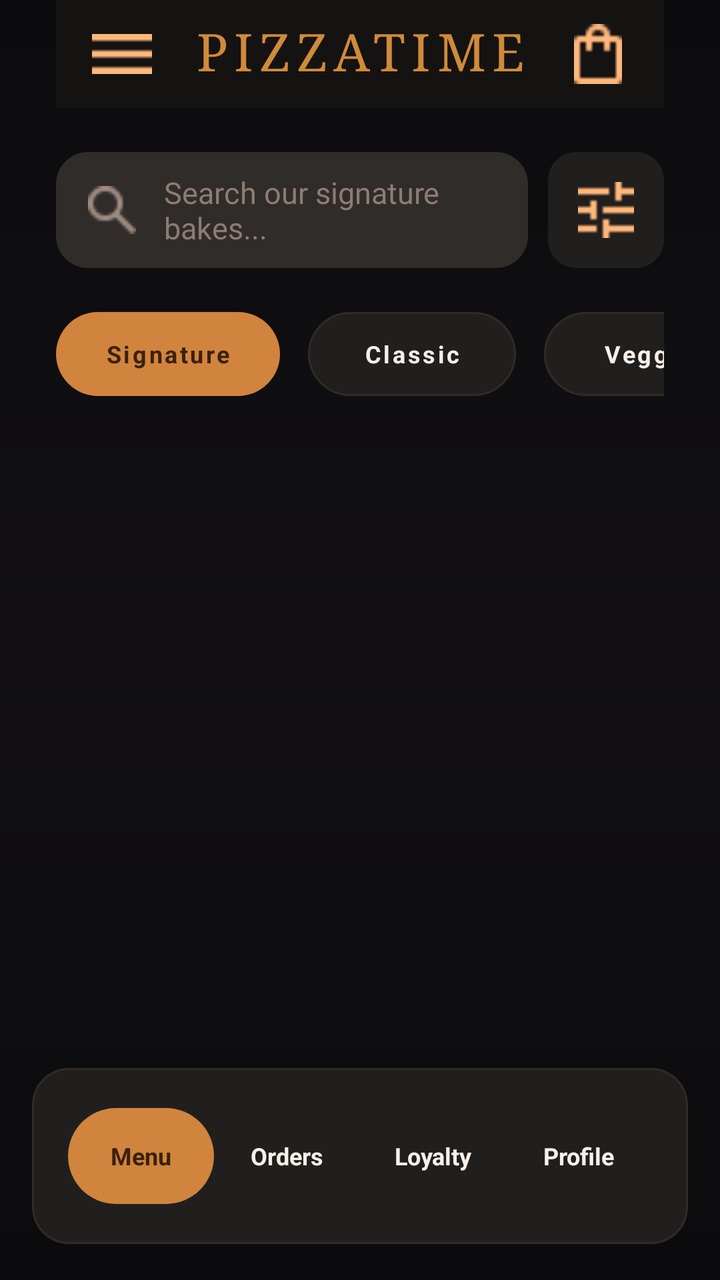
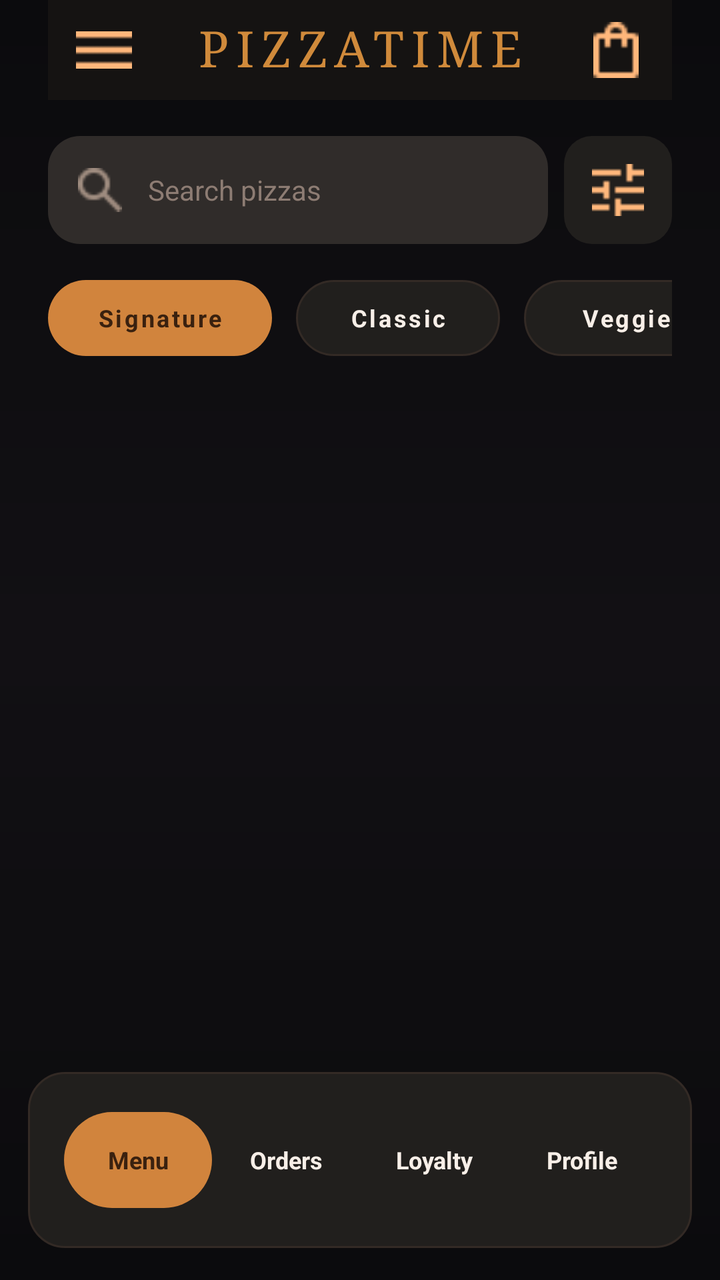

Two renders of the same Android screen: before a commit and after it. Below are the layout's source before the change and the commit's diff.
<!-- AndroidManifest.xml: application theme Theme.PizzaTime -->
<!-- res/layout/fragment_pizza_menu.xml -->
<?xml version="1.0" encoding="utf-8"?>
<FrameLayout xmlns:android="http://schemas.android.com/apk/res/android"
    android:id="@+id/pizzaMenuRoot"
    android:layout_width="match_parent"
    android:layout_height="match_parent"
    android:background="@drawable/bg_app_dark">

    <ScrollView
        android:id="@+id/menuScroll"
        android:layout_width="match_parent"
        android:layout_height="match_parent"
        android:clipToPadding="false"
        android:overScrollMode="never"
        android:paddingBottom="120dp"
        android:scrollbars="none">

        <LinearLayout
            android:id="@+id/menuContent"
            android:layout_width="match_parent"
            android:layout_height="wrap_content"
            android:orientation="vertical"
            android:paddingStart="28dp"
            android:paddingEnd="28dp"
            android:paddingBottom="24dp">

            <LinearLayout
                android:id="@+id/menuTopBar"
                android:layout_width="match_parent"
                android:layout_height="54dp"
                android:background="@drawable/bg_top_bar_dark"
                android:gravity="center_vertical"
                android:orientation="horizontal"
                android:paddingStart="18dp"
                android:paddingEnd="18dp">

                <ImageView
                    android:id="@+id/btnOpenDrawer"
                    android:layout_width="30dp"
                    android:layout_height="30dp"
                    android:contentDescription="@string/menu_drawer_content_description"
                    android:src="@drawable/ic_menu" />

                <TextView
                    android:id="@+id/tvMenuBrand"
                    android:layout_width="0dp"
                    android:layout_height="wrap_content"
                    android:layout_weight="1"
                    android:fontFamily="serif"
                    android:gravity="center"
                    android:includeFontPadding="false"
                    android:letterSpacing="0.12"
                    android:text="@string/menu_brand"
                    android:textColor="@color/pt_gold"
                    android:textSize="26sp" />

                <ImageView
                    android:id="@+id/btnOpenCart"
                    android:layout_width="30dp"
                    android:layout_height="30dp"
                    android:contentDescription="@string/menu_cart_content_description"
                    android:src="@drawable/ic_bag" />

            </LinearLayout>

            <LinearLayout
                android:id="@+id/searchFilterRow"
                android:layout_width="match_parent"
                android:layout_height="58dp"
                android:layout_marginTop="22dp"
                android:gravity="center_vertical"
                android:orientation="horizontal">

                <LinearLayout
                    android:id="@+id/searchBar"
                    android:layout_width="0dp"
                    android:layout_height="58dp"
                    android:layout_weight="1"
                    android:background="@drawable/bg_input_round_dark"
                    android:gravity="center_vertical"
                    android:orientation="horizontal"
                    android:paddingStart="16dp"
                    android:paddingEnd="16dp">

                    <ImageView
                        android:layout_width="24dp"
                        android:layout_height="24dp"
                        android:contentDescription="@string/menu_search_hint"
                        android:src="@drawable/ic_search" />

                    <TextView
                        android:id="@+id/tvSearchHint"
                        android:layout_width="0dp"
                        android:layout_height="wrap_content"
                        android:layout_marginStart="14dp"
                        android:layout_weight="1"
                        android:text="@string/menu_search_hint"
                        android:textColor="@color/pt_text_muted"
                        android:textSize="15sp" />

                </LinearLayout>

                <FrameLayout
                    android:id="@+id/btnFilter"
                    android:layout_width="58dp"
                    android:layout_height="58dp"
                    android:layout_marginStart="10dp"
                    android:background="@drawable/bg_filter_square"
                    android:clickable="true"
                    android:contentDescription="@string/menu_filter_content_description"
                    android:focusable="true">

                    <ImageView
                        android:layout_width="28dp"
                        android:layout_height="28dp"
                        android:layout_gravity="center"
                        android:contentDescription="@string/menu_filter_content_description"
                        android:src="@drawable/ic_filter" />

                </FrameLayout>

            </LinearLayout>

            <HorizontalScrollView
                android:id="@+id/categoryScroll"
                android:layout_width="match_parent"
                android:layout_height="wrap_content"
                android:layout_marginTop="22dp"
                android:overScrollMode="never"
                android:scrollbars="none">

                <LinearLayout
                    android:id="@+id/categoryContainer"
                    android:layout_width="wrap_content"
                    android:layout_height="wrap_content"
                    android:orientation="horizontal">

                    <TextView
                        android:id="@+id/chipSignature"
                        android:layout_width="112dp"
                        android:layout_height="42dp"
                        android:background="@drawable/bg_chip_selected_gold"
                        android:gravity="center"
                        android:letterSpacing="0.10"
                        android:text="@string/menu_category_signature"
                        android:textColor="@color/pt_text_dark"
                        android:textSize="12sp"
                        android:textStyle="bold" />

                    <TextView
                        android:id="@+id/chipClassic"
                        android:layout_width="104dp"
                        android:layout_height="42dp"
                        android:layout_marginStart="14dp"
                        android:background="@drawable/bg_chip_unselected_dark"
                        android:gravity="center"
                        android:letterSpacing="0.10"
                        android:text="@string/menu_category_classic"
                        android:textColor="@color/pt_text_primary"
                        android:textSize="12sp"
                        android:textStyle="bold" />

                    <TextView
                        android:id="@+id/chipVeggie"
                        android:layout_width="104dp"
                        android:layout_height="42dp"
                        android:layout_marginStart="14dp"
                        android:background="@drawable/bg_chip_unselected_dark"
                        android:gravity="center"
                        android:letterSpacing="0.10"
                        android:text="@string/menu_category_veggie"
                        android:textColor="@color/pt_text_primary"
                        android:textSize="12sp"
                        android:textStyle="bold" />

                    <TextView
                        android:id="@+id/chipBuildYourOwn"
                        android:layout_width="140dp"
                        android:layout_height="42dp"
                        android:layout_marginStart="14dp"
                        android:background="@drawable/bg_chip_unselected_dark"
                        android:gravity="center"
                        android:letterSpacing="0.10"
                        android:text="@string/menu_category_build_your_own"
                        android:textColor="@color/pt_text_primary"
                        android:textSize="12sp"
                        android:textStyle="bold" />

                </LinearLayout>

            </HorizontalScrollView>

            <LinearLayout
                android:id="@+id/pizzaMenuContainer"
                android:layout_width="match_parent"
                android:layout_height="wrap_content"
                android:layout_marginTop="34dp"
                android:orientation="vertical" />

        </LinearLayout>

    </ScrollView>

    <include
        android:id="@+id/bottomNav"
        layout="@layout/layout_customer_bottom_nav"
        android:layout_width="match_parent"
        android:layout_height="88dp"
        android:layout_gravity="bottom"
        android:layout_marginStart="16dp"
        android:layout_marginEnd="16dp"
        android:layout_marginBottom="18dp" />

</FrameLayout>
<!-- res/layout/layout_customer_bottom_nav.xml (included above) -->
<?xml version="1.0" encoding="utf-8"?>
<LinearLayout xmlns:android="http://schemas.android.com/apk/res/android"
    android:id="@+id/bottomNavRoot"
    android:layout_width="match_parent"
    android:layout_height="88dp"
    android:background="@drawable/bg_bottom_nav"
    android:gravity="center"
    android:orientation="horizontal"
    android:paddingStart="18dp"
    android:paddingEnd="18dp">

    <TextView
        android:id="@+id/navMenu"
        android:layout_width="0dp"
        android:layout_height="48dp"
        android:layout_weight="1"
        android:background="@drawable/bg_bottom_nav_item_selected"
        android:clickable="true"
        android:focusable="true"
        android:foreground="?attr/selectableItemBackground"
        android:gravity="center"
        android:text="@string/home_nav_menu"
        android:textColor="@color/pt_text_dark"
        android:textSize="12sp"
        android:textStyle="bold" />

    <TextView
        android:id="@+id/navOrders"
        android:layout_width="0dp"
        android:layout_height="48dp"
        android:layout_weight="1"
        android:clickable="true"
        android:focusable="true"
        android:foreground="?attr/selectableItemBackground"
        android:gravity="center"
        android:text="@string/home_nav_orders"
        android:textColor="@color/pt_text_primary"
        android:textSize="12sp"
        android:textStyle="bold" />

    <TextView
        android:id="@+id/navLoyalty"
        android:layout_width="0dp"
        android:layout_height="48dp"
        android:layout_weight="1"
        android:clickable="true"
        android:focusable="true"
        android:foreground="?attr/selectableItemBackground"
        android:gravity="center"
        android:text="@string/home_nav_loyalty"
        android:textColor="@color/pt_text_primary"
        android:textSize="12sp"
        android:textStyle="bold" />

    <TextView
        android:id="@+id/navProfile"
        android:layout_width="0dp"
        android:layout_height="48dp"
        android:layout_weight="1"
        android:clickable="true"
        android:focusable="true"
        android:foreground="?attr/selectableItemBackground"
        android:gravity="center"
        android:text="@string/home_nav_profile"
        android:textColor="@color/pt_text_primary"
        android:textSize="12sp"
        android:textStyle="bold" />

</LinearLayout>
<!-- resources referenced by this layout -->
<resources>
  <color name="pt_gold">#D08A3B</color>
  <color name="pt_text_dark">#3A210F</color>
  <color name="pt_text_muted">#8D7C73</color>
  <color name="pt_text_primary">#F8EFE8</color>
  <!-- drawable bg_app_dark (drawable) -->
  <?xml version="1.0" encoding="utf-8"?>
  <shape xmlns:android="http://schemas.android.com/apk/res/android">
      <gradient
          android:angle="270"
          android:startColor="@color/pt_black"
          android:centerColor="@color/pt_dark"
          android:endColor="@color/pt_black" />
  </shape>
  <!-- drawable bg_bottom_nav (drawable) -->
  ﻿<shape xmlns:android="http://schemas.android.com/apk/res/android">
      <corners android:radius="18dp" />
      <solid android:color="#211F1D" />
      <stroke
          android:width="1dp"
          android:color="#332A25" />
  </shape>
  <!-- drawable bg_bottom_nav_item_selected (drawable) -->
  ﻿<shape xmlns:android="http://schemas.android.com/apk/res/android">
      <corners android:radius="999dp" />
      <solid android:color="#D1843D" />
  </shape>
  <!-- drawable bg_chip_selected_gold (drawable) -->
  ﻿<shape xmlns:android="http://schemas.android.com/apk/res/android">
      <corners android:radius="999dp" />
      <solid android:color="#D1843D" />
  </shape>
  <!-- drawable bg_chip_unselected_dark (drawable) -->
  ﻿<shape xmlns:android="http://schemas.android.com/apk/res/android">
      <corners android:radius="999dp" />
      <solid android:color="#211F1D" />
      <stroke
          android:width="1dp"
          android:color="#332A25" />
  </shape>
  <!-- drawable bg_filter_square (drawable) -->
  ﻿<shape xmlns:android="http://schemas.android.com/apk/res/android">
      <corners android:radius="14dp" />
      <solid android:color="#211F1D" />
  </shape>
  <!-- drawable bg_input_round_dark (drawable) -->
  ﻿<shape xmlns:android="http://schemas.android.com/apk/res/android">
      <corners android:radius="16dp" />
      <solid android:color="#302C2A" />
  </shape>
  <!-- drawable bg_top_bar_dark (drawable) -->
  ﻿<shape xmlns:android="http://schemas.android.com/apk/res/android">
      <solid android:color="#151312" />
  </shape>
  <!-- drawable ic_bag: png bitmap (drawable, 350 bytes) -->
  <!-- drawable ic_filter: png bitmap (drawable, 218 bytes) -->
  <!-- drawable ic_menu: png bitmap (drawable, 172 bytes) -->
  <!-- drawable ic_search: png bitmap (drawable, 490 bytes) -->
  <string name="home_nav_loyalty">Loyalty</string>
  <string name="home_nav_menu">Menu</string>
  <string name="home_nav_orders">Orders</string>
  <string name="home_nav_profile">Profile</string>
  <string name="menu_brand">PIZZATIME</string>
  <string name="menu_cart_content_description">Open cart</string>
  <string name="menu_category_build_your_own">Build Your Own</string>
  <string name="menu_category_classic">Classic</string>
  <string name="menu_category_signature">Signature</string>
  <string name="menu_category_veggie">Veggie</string>
  <string name="menu_drawer_content_description">Open menu</string>
  <string name="menu_filter_content_description">Filter menu</string>
  <string name="menu_search_hint">Search our signature bakes...</string>
  <style name="Theme.PizzaTime" parent="Theme.MaterialComponents.DayNight.NoActionBar">
          
          <item name="colorOnPrimary">@color/white</item>
          
          <item name="colorOnSecondary">@color/black</item>
          
          <item name="android:statusBarColor">?attr/colorPrimaryVariant</item>
          
      </style>
  <color name="pt_black">#0B0B0D</color>
  <color name="pt_dark">#121014</color>
  <color name="white">#FFFFFFFF</color>
  <color name="black">#FF000000</color>
</resources>

<!-- the commit's change to res/layout/fragment_pizza_menu.xml (unified diff, before → after) -->
@@ -11,7 +11,7 @@
         android:layout_height="match_parent"
         android:clipToPadding="false"
         android:overScrollMode="never"
-        android:paddingBottom="120dp"
+        android:paddingBottom="118dp"
         android:scrollbars="none">
 
         <LinearLayout
@@ -19,24 +19,24 @@
             android:layout_width="match_parent"
             android:layout_height="wrap_content"
             android:orientation="vertical"
-            android:paddingStart="28dp"
-            android:paddingEnd="28dp"
-            android:paddingBottom="24dp">
+            android:paddingStart="24dp"
+            android:paddingEnd="24dp"
+            android:paddingBottom="22dp">
 
             <LinearLayout
                 android:id="@+id/menuTopBar"
                 android:layout_width="match_parent"
-                android:layout_height="54dp"
+                android:layout_height="50dp"
                 android:background="@drawable/bg_top_bar_dark"
                 android:gravity="center_vertical"
                 android:orientation="horizontal"
-                android:paddingStart="18dp"
-                android:paddingEnd="18dp">
+                android:paddingStart="14dp"
+                android:paddingEnd="14dp">
 
                 <ImageView
                     android:id="@+id/btnOpenDrawer"
-                    android:layout_width="30dp"
-                    android:layout_height="30dp"
+                    android:layout_width="28dp"
+                    android:layout_height="28dp"
                     android:contentDescription="@string/menu_drawer_content_description"
                     android:src="@drawable/ic_menu" />
 
@@ -48,15 +48,15 @@
                     android:fontFamily="serif"
                     android:gravity="center"
                     android:includeFontPadding="false"
-                    android:letterSpacing="0.12"
+                    android:letterSpacing="0.14"
                     android:text="@string/menu_brand"
                     android:textColor="@color/pt_gold"
-                    android:textSize="26sp" />
+                    android:textSize="25sp" />
 
                 <ImageView
                     android:id="@+id/btnOpenCart"
-                    android:layout_width="30dp"
-                    android:layout_height="30dp"
+                    android:layout_width="28dp"
+                    android:layout_height="28dp"
                     android:contentDescription="@string/menu_cart_content_description"
                     android:src="@drawable/ic_bag" />
 
@@ -65,53 +65,58 @@
             <LinearLayout
                 android:id="@+id/searchFilterRow"
                 android:layout_width="match_parent"
-                android:layout_height="58dp"
-                android:layout_marginTop="22dp"
+                android:layout_height="54dp"
+                android:layout_marginTop="18dp"
                 android:gravity="center_vertical"
                 android:orientation="horizontal">
 
                 <LinearLayout
                     android:id="@+id/searchBar"
                     android:layout_width="0dp"
-                    android:layout_height="58dp"
+                    android:layout_height="54dp"
                     android:layout_weight="1"
                     android:background="@drawable/bg_input_round_dark"
                     android:gravity="center_vertical"
                     android:orientation="horizontal"
-                    android:paddingStart="16dp"
-                    android:paddingEnd="16dp">
+                    android:paddingStart="15dp"
+                    android:paddingEnd="15dp">
 
                     <ImageView
-                        android:layout_width="24dp"
-                        android:layout_height="24dp"
+                        android:layout_width="22dp"
+                        android:layout_height="22dp"
                         android:contentDescription="@string/menu_search_hint"
                         android:src="@drawable/ic_search" />
 
-                    <TextView
+                    <EditText
                         android:id="@+id/tvSearchHint"
                         android:layout_width="0dp"
                         android:layout_height="wrap_content"
-                        android:layout_marginStart="14dp"
+                        android:layout_marginStart="13dp"
                         android:layout_weight="1"
-                        android:text="@string/menu_search_hint"
-                        android:textColor="@color/pt_text_muted"
-                        android:textSize="15sp" />
+                        android:background="@null"
+                        android:hint="@string/menu_search_hint"
+                        android:imeOptions="actionSearch"
+                        android:inputType="text"
+                        android:singleLine="true"
+                        android:textColor="@color/pt_text_primary"
+                        android:textColorHint="@color/pt_text_muted"
+                        android:textSize="14sp" />
 
                 </LinearLayout>
 
                 <FrameLayout
                     android:id="@+id/btnFilter"
-                    android:layout_width="58dp"
-                    android:layout_height="58dp"
-                    android:layout_marginStart="10dp"
+                    android:layout_width="54dp"
+                    android:layout_height="54dp"
+                    android:layout_marginStart="8dp"
                     android:background="@drawable/bg_filter_square"
                     android:clickable="true"
                     android:contentDescription="@string/menu_filter_content_description"
                     android:focusable="true">
 
                     <ImageView
-                        android:layout_width="28dp"
-                        android:layout_height="28dp"
+                        android:layout_width="26dp"
+                        android:layout_height="26dp"
                         android:layout_gravity="center"
                         android:contentDescription="@string/menu_filter_content_description"
                         android:src="@drawable/ic_filter" />
@@ -124,7 +129,7 @@
                 android:id="@+id/categoryScroll"
                 android:layout_width="match_parent"
                 android:layout_height="wrap_content"
-                android:layout_marginTop="22dp"
+                android:layout_marginTop="18dp"
                 android:overScrollMode="never"
                 android:scrollbars="none">
 
@@ -137,7 +142,7 @@
                     <TextView
                         android:id="@+id/chipSignature"
                         android:layout_width="112dp"
-                        android:layout_height="42dp"
+                        android:layout_height="38dp"
                         android:background="@drawable/bg_chip_selected_gold"
                         android:gravity="center"
                         android:letterSpacing="0.10"
@@ -148,9 +153,9 @@
 
                     <TextView
                         android:id="@+id/chipClassic"
-                        android:layout_width="104dp"
-                        android:layout_height="42dp"
-                        android:layout_marginStart="14dp"
+                        android:layout_width="102dp"
+                        android:layout_height="38dp"
+                        android:layout_marginStart="12dp"
                         android:background="@drawable/bg_chip_unselected_dark"
                         android:gravity="center"
                         android:letterSpacing="0.10"
@@ -161,9 +166,9 @@
 
                     <TextView
                         android:id="@+id/chipVeggie"
-                        android:layout_width="104dp"
-                        android:layout_height="42dp"
-                        android:layout_marginStart="14dp"
+                        android:layout_width="102dp"
+                        android:layout_height="38dp"
+                        android:layout_marginStart="12dp"
                         android:background="@drawable/bg_chip_unselected_dark"
                         android:gravity="center"
                         android:letterSpacing="0.10"
@@ -174,9 +179,9 @@
 
                     <TextView
                         android:id="@+id/chipBuildYourOwn"
-                        android:layout_width="140dp"
-                        android:layout_height="42dp"
-                        android:layout_marginStart="14dp"
+                        android:layout_width="138dp"
+                        android:layout_height="38dp"
+                        android:layout_marginStart="12dp"
                         android:background="@drawable/bg_chip_unselected_dark"
                         android:gravity="center"
                         android:letterSpacing="0.10"
@@ -193,7 +198,7 @@
                 android:id="@+id/pizzaMenuContainer"
                 android:layout_width="match_parent"
                 android:layout_height="wrap_content"
-                android:layout_marginTop="34dp"
+                android:layout_marginTop="28dp"
                 android:orientation="vertical" />
 
         </LinearLayout>
@@ -206,9 +211,9 @@
         android:layout_width="match_parent"
         android:layout_height="88dp"
         android:layout_gravity="bottom"
-        android:layout_marginStart="16dp"
-        android:layout_marginEnd="16dp"
-        android:layout_marginBottom="18dp" />
+        android:layout_marginStart="14dp"
+        android:layout_marginEnd="14dp"
+        android:layout_marginBottom="16dp" />
 
 </FrameLayout>
 <!-- res/layout/layout_customer_bottom_nav.xml (included above) -->
<!-- resource entries referenced after the edit -->
@@ -68,8 +68,8 @@
   <string name="menu_category_signature">Signature</string>
   <string name="menu_category_veggie">Veggie</string>
   <string name="menu_drawer_content_description">Open menu</string>
-  <string name="menu_filter_content_description">Filter menu</string>
-  <string name="menu_search_hint">Search our signature bakes...</string>
+  <string name="menu_filter_content_description">Filters</string>
+  <string name="menu_search_hint">Search pizzas</string>
   <style name="Theme.PizzaTime" parent="Theme.MaterialComponents.DayNight.NoActionBar">
           
           <item name="colorOnPrimary">@color/white</item>
